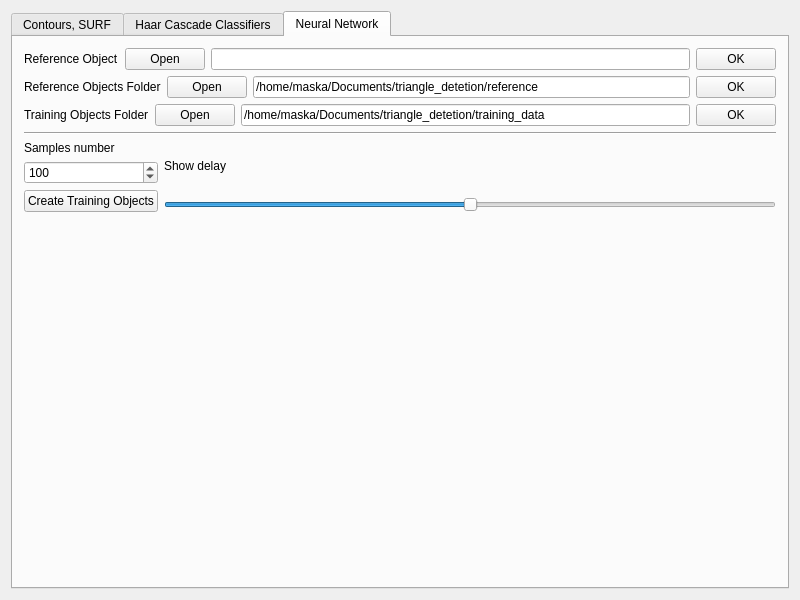
This is software/computer/client/opencv/imagelab/mainwindow.ui in wercool/valter as Qt 5 draws it before an edit. The edited form follows.
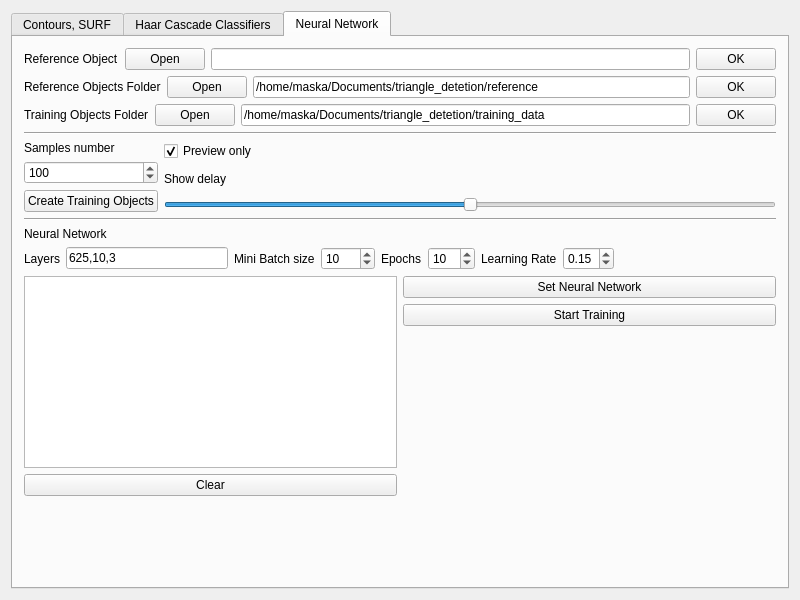
This is the edited form. Icons and pictures are not drawn.

Commit message: neural networks theory

Patch:
```diff
--- a/software/computer/client/opencv/imagelab/mainwindow.ui
+++ b/software/computer/client/opencv/imagelab/mainwindow.ui
@@ -1411,6 +1411,16 @@
               <property name="rightMargin">
                <number>0</number>
               </property>
+              <item>
+               <widget class="QCheckBox" name="nnCreateTrainingSamplesPreviewCheckBox">
+                <property name="text">
+                 <string>Preview only</string>
+                </property>
+                <property name="checked">
+                 <bool>true</bool>
+                </property>
+               </widget>
+              </item>
               <item>
                <widget class="QLabel" name="label_6">
                 <property name="text">
@@ -1435,6 +1445,226 @@
             </item>
            </layout>
           </item>
+          <item>
+           <widget class="Line" name="line_6">
+            <property name="orientation">
+             <enum>Qt::Horizontal</enum>
+            </property>
+           </widget>
+          </item>
+          <item>
+           <layout class="QVBoxLayout" name="verticalLayout_21">
+            <property name="topMargin">
+             <number>0</number>
+            </property>
+            <property name="bottomMargin">
+             <number>0</number>
+            </property>
+            <item>
+             <layout class="QHBoxLayout" name="horizontalLayout_24">
+              <property name="topMargin">
+               <number>0</number>
+              </property>
+              <item>
+               <widget class="QLabel" name="label_8">
+                <property name="text">
+                 <string>Neural Network</string>
+                </property>
+               </widget>
+              </item>
+             </layout>
+            </item>
+            <item>
+             <layout class="QHBoxLayout" name="horizontalLayout_20">
+              <property name="topMargin">
+               <number>0</number>
+              </property>
+             </layout>
+            </item>
+            <item>
+             <layout class="QHBoxLayout" name="horizontalLayout_21">
+              <property name="topMargin">
+               <number>0</number>
+              </property>
+              <item>
+               <widget class="QLabel" name="label_9">
+                <property name="text">
+                 <string>Layers</string>
+                </property>
+               </widget>
+              </item>
+              <item>
+               <widget class="QLineEdit" name="nnLayersLineEdit">
+                <property name="minimumSize">
+                 <size>
+                  <width>150</width>
+                  <height>0</height>
+                 </size>
+                </property>
+                <property name="text">
+                 <string>625,10,3</string>
+                </property>
+               </widget>
+              </item>
+              <item>
+               <widget class="QLabel" name="label_10">
+                <property name="text">
+                 <string>Mini Batch size</string>
+                </property>
+               </widget>
+              </item>
+              <item>
+               <widget class="QSpinBox" name="nnMiniBatchSizeSpinBox">
+                <property name="maximum">
+                 <number>1000</number>
+                </property>
+                <property name="value">
+                 <number>10</number>
+                </property>
+               </widget>
+              </item>
+              <item>
+               <widget class="QLabel" name="label_11">
+                <property name="text">
+                 <string>Epochs</string>
+                </property>
+               </widget>
+              </item>
+              <item>
+               <widget class="QSpinBox" name="nnEpochsSpinBox">
+                <property name="minimum">
+                 <number>1</number>
+                </property>
+                <property name="maximum">
+                 <number>100</number>
+                </property>
+                <property name="value">
+                 <number>10</number>
+                </property>
+               </widget>
+              </item>
+              <item>
+               <widget class="QLabel" name="label_12">
+                <property name="text">
+                 <string>Learning Rate</string>
+                </property>
+               </widget>
+              </item>
+              <item>
+               <widget class="QDoubleSpinBox" name="nnEtaSpinBox">
+                <property name="maximum">
+                 <double>3.000000000000000</double>
+                </property>
+                <property name="singleStep">
+                 <double>0.010000000000000</double>
+                </property>
+                <property name="value">
+                 <double>0.150000000000000</double>
+                </property>
+               </widget>
+              </item>
+              <item>
+               <spacer name="horizontalSpacer_2">
+                <property name="orientation">
+                 <enum>Qt::Horizontal</enum>
+                </property>
+                <property name="sizeHint" stdset="0">
+                 <size>
+                  <width>40</width>
+                  <height>20</height>
+                 </size>
+                </property>
+               </spacer>
+              </item>
+             </layout>
+            </item>
+            <item>
+             <layout class="QHBoxLayout" name="horizontalLayout_22">
+              <property name="topMargin">
+               <number>0</number>
+              </property>
+              <item>
+               <layout class="QVBoxLayout" name="verticalLayout_23">
+                <item>
+                 <widget class="QPlainTextEdit" name="nnLogTextEdit">
+                  <property name="maximumSize">
+                   <size>
+                    <width>400</width>
+                    <height>16777215</height>
+                   </size>
+                  </property>
+                 </widget>
+                </item>
+                <item>
+                 <layout class="QHBoxLayout" name="horizontalLayout_23">
+                  <property name="topMargin">
+                   <number>0</number>
+                  </property>
+                  <item>
+                   <widget class="QPushButton" name="nnClearLogButton">
+                    <property name="text">
+                     <string>Clear</string>
+                    </property>
+                   </widget>
+                  </item>
+                 </layout>
+                </item>
+               </layout>
+              </item>
+              <item>
+               <layout class="QVBoxLayout" name="verticalLayout_22">
+                <item>
+                 <widget class="QPushButton" name="nnSetNeuralNetworkButton">
+                  <property name="text">
+                   <string>Set Neural Network</string>
+                  </property>
+                 </widget>
+                </item>
+                <item>
+                 <widget class="QPushButton" name="nnStartTrainingButton">
+                  <property name="text">
+                   <string>Start Training</string>
+                  </property>
+                  <property name="checkable">
+                   <bool>true</bool>
+                  </property>
+                  <property name="checked">
+                   <bool>false</bool>
+                  </property>
+                 </widget>
+                </item>
+                <item>
+                 <spacer name="verticalSpacer_9">
+                  <property name="orientation">
+                   <enum>Qt::Vertical</enum>
+                  </property>
+                  <property name="sizeHint" stdset="0">
+                   <size>
+                    <width>20</width>
+                    <height>40</height>
+                   </size>
+                  </property>
+                 </spacer>
+                </item>
+                <item>
+                 <spacer name="horizontalSpacer_4">
+                  <property name="orientation">
+                   <enum>Qt::Horizontal</enum>
+                  </property>
+                  <property name="sizeHint" stdset="0">
+                   <size>
+                    <width>40</width>
+                    <height>20</height>
+                   </size>
+                  </property>
+                 </spacer>
+                </item>
+               </layout>
+              </item>
+             </layout>
+            </item>
+           </layout>
+          </item>
           <item>
            <spacer name="verticalSpacer_8">
             <property name="orientation">
```
The commit also changes 7 other files.
